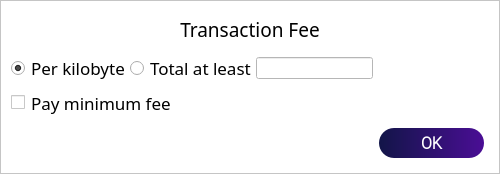
Old version of the form src/qt/forms/transactionfees.ui in the repository noirofficial/noir.
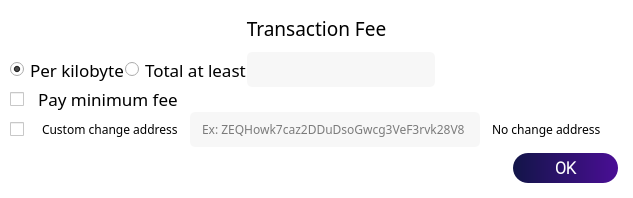
New version of the form. Custom widgets are drawn as their Qt base class.

Diff of the .ui file:
```diff
--- a/src/qt/forms/transactionfees.ui
+++ b/src/qt/forms/transactionfees.ui
@@ -6,16 +6,27 @@
    <rect>
     <x>0</x>
     <y>0</y>
-    <width>500</width>
-    <height>174</height>
+    <width>633</width>
+    <height>198</height>
    </rect>
   </property>
+  <property name="minimumSize">
+   <size>
+    <width>633</width>
+    <height>0</height>
+   </size>
+  </property>
+  <property name="maximumSize">
+   <size>
+    <width>800</width>
+    <height>16777215</height>
+   </size>
+  </property>
   <property name="windowTitle">
    <string>Dialog</string>
   </property>
   <property name="styleSheet">
-   <string notr="true">background-color:white;
-</string>
+   <string notr="true">border:0;</string>
   </property>
   <layout class="QVBoxLayout" name="verticalLayout">
    <property name="spacing">
@@ -110,6 +121,9 @@
           </property>
           <item>
            <layout class="QHBoxLayout" name="horizontalLayoutFee13_3">
+            <property name="spacing">
+             <number>-1</number>
+            </property>
             <item>
              <widget class="QRadioButton" name="radioCustomPerKilobyte">
               <property name="font">
@@ -154,7 +168,18 @@
              </widget>
             </item>
             <item>
-             <widget class="BitcoinAmountField" name="customFee"/>
+             <widget class="BitcoinAmountField" name="customFee">
+              <property name="styleSheet">
+               <string notr="true">background-color:rgba(247, 247, 247, 250);
+height: 35px;
+border-radius:5px;
+border-style:solid;
+border-color:gray;
+border-width:thin;
+padding-left: 10;
+</string>
+              </property>
+             </widget>
             </item>
             <item>
              <spacer name="horizontalSpacer_9">
@@ -174,7 +199,7 @@
           <item>
            <layout class="QHBoxLayout" name="horizontalLayoutFee8_3">
             <property name="spacing">
-             <number>6</number>
+             <number>8</number>
             </property>
             <item>
              <widget class="QCheckBox" name="checkBoxMinimumFee">
@@ -232,6 +257,103 @@
           </item>
          </layout>
         </item>
+        <item>
+         <layout class="QHBoxLayout" name="horizontalLayout">
+          <property name="spacing">
+           <number>12</number>
+          </property>
+          <property name="topMargin">
+           <number>0</number>
+          </property>
+          <item>
+           <widget class="QCheckBox" name="customChangeAddress">
+            <property name="font">
+             <font>
+              <family>ZoinLight</family>
+              <pointsize>13</pointsize>
+             </font>
+            </property>
+            <property name="text">
+             <string/>
+            </property>
+           </widget>
+          </item>
+          <item>
+           <widget class="QLabel" name="label">
+            <property name="font">
+             <font>
+              <family>ZoinLight</family>
+             </font>
+            </property>
+            <property name="text">
+             <string>Custom change address</string>
+            </property>
+           </widget>
+          </item>
+          <item>
+           <widget class="QValidatedLineEdit" name="changeAddress">
+            <property name="minimumSize">
+             <size>
+              <width>290</width>
+              <height>0</height>
+             </size>
+            </property>
+            <property name="maximumSize">
+             <size>
+              <width>290</width>
+              <height>16777215</height>
+             </size>
+            </property>
+            <property name="font">
+             <font>
+              <family>ZoinLight</family>
+             </font>
+            </property>
+            <property name="styleSheet">
+             <string notr="true">background-color:rgba(247, 247, 247, 250);
+height: 35px;
+border-radius:5px;
+border-style:solid;
+border-color:gray;
+border-width:thin;
+padding-left: 10;
+</string>
+            </property>
+            <property name="text">
+             <string/>
+            </property>
+            <property name="placeholderText">
+             <string>Ex: ZEQHowk7caz2DDuDsoGwcg3VeF3rvk28V8</string>
+            </property>
+           </widget>
+          </item>
+          <item>
+           <widget class="QLabel" name="labelCoinControlChangeLabel">
+            <property name="font">
+             <font>
+              <family>ZoinLight</family>
+             </font>
+            </property>
+            <property name="text">
+             <string>No change address</string>
+            </property>
+           </widget>
+          </item>
+          <item>
+           <spacer name="horizontalSpacer_2">
+            <property name="orientation">
+             <enum>Qt::Horizontal</enum>
+            </property>
+            <property name="sizeHint" stdset="0">
+             <size>
+              <width>40</width>
+              <height>20</height>
+             </size>
+            </property>
+           </spacer>
+          </item>
+         </layout>
+        </item>
        </layout>
       </item>
       <item>
@@ -291,6 +413,11 @@
   </layout>
  </widget>
  <customwidgets>
+  <customwidget>
+   <class>QValidatedLineEdit</class>
+   <extends>QLineEdit</extends>
+   <header>qvalidatedlineedit.h</header>
+  </customwidget>
   <customwidget>
    <class>BitcoinAmountField</class>
    <extends>QLineEdit</extends>
```
